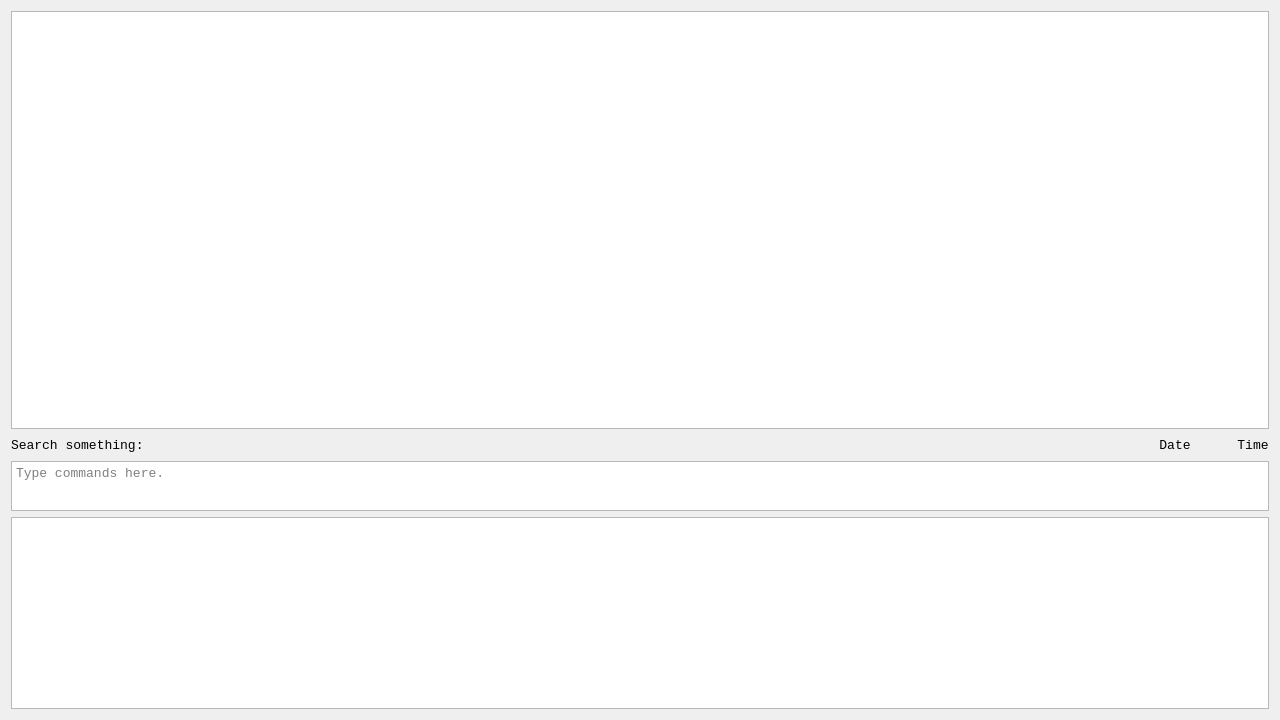
First picture: the form in ConsoleDesk/ConsoleDesk.ui, repository esun-z/Console-Desk, before the edit.
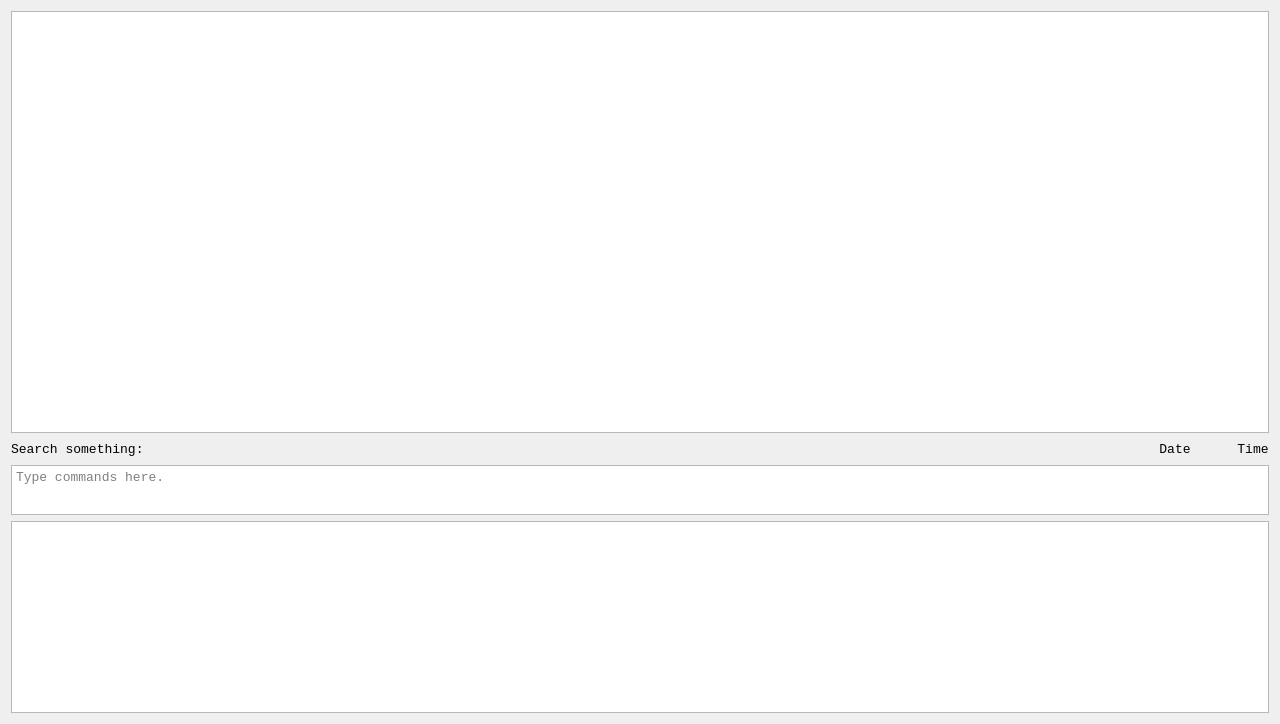
Second picture: the form after the edit. Icons and pictures are not drawn.

The edit to the form file:
```diff
--- a/ConsoleDesk/ConsoleDesk.ui
+++ b/ConsoleDesk/ConsoleDesk.ui
@@ -7,7 +7,7 @@
     <x>0</x>
     <y>0</y>
     <width>1280</width>
-    <height>720</height>
+    <height>724</height>
    </rect>
   </property>
   <property name="font">
```
